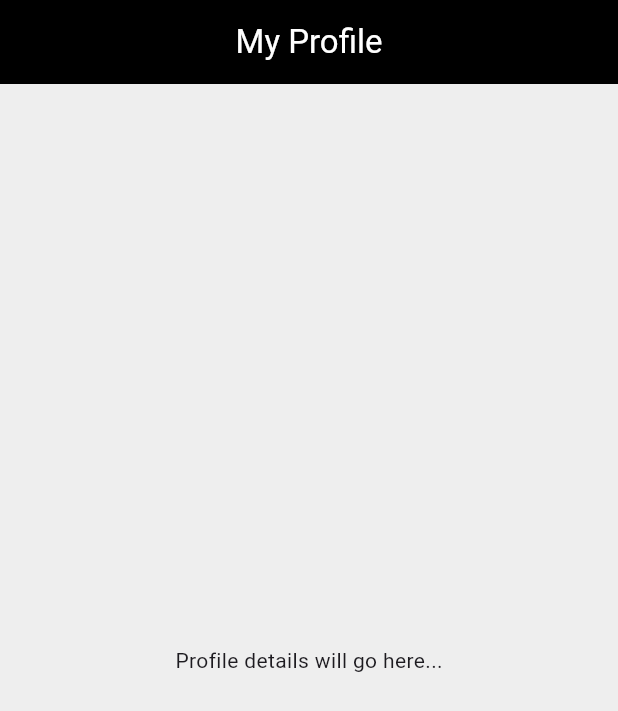
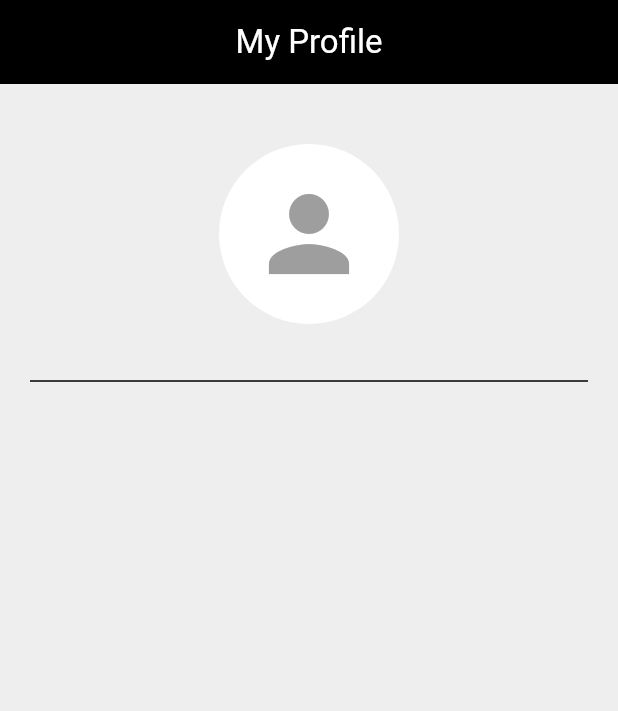
Before and after one commit to theekshanathushan/MAT_inclass02, a Flutter app: the screen it shows after launch, on a phone screen of 412 x 824 dp. Shown: the top 711 px of the screen. Run offline on Flutter 3.47's test engine with Material 3 defaults, Android fonts, the phone set to English and light mode, and no system bars.

Commit message:
I update main.dart

```diff
--- a/lib/main.dart
+++ b/lib/main.dart
@@ -28,8 +28,6 @@ class ProfileScreen extends StatefulWidget {
 }
 
 class _ProfileScreenState extends State<ProfileScreen> {
-  // Step 1: Basic structure setup. Variables and other UI elements will be added in next steps.
-
   @override
   Widget build(BuildContext context) {
     return Scaffold(
@@ -41,8 +39,34 @@ class _ProfileScreenState extends State<ProfileScreen> {
         ),
         centerTitle: true,
       ),
-      body: const Center(
-        child: Text('Profile details will go here...'),
+      body: Padding(
+        padding: const EdgeInsets.all(20.0),
+        child: Column(
+          crossAxisAlignment: CrossAxisAlignment.start,
+          children: [
+            const SizedBox(height: 20),
+            // Profile Image (CircleAvatar)
+            const Center(
+              child: CircleAvatar(
+                radius: 60,
+                backgroundColor: Colors.white,
+                child: Icon(
+                  Icons.person,
+                  size: 80,
+                  color: Colors.grey,
+                ),
+              ),
+            ),
+            const SizedBox(height: 30),
+            // Divider line
+            const Divider(
+              color: Colors.black,
+              thickness: 1,
+            ),
+            const SizedBox(height: 20),
+            // Step 3 will be placed here
+          ],
+        ),
       ),
     );
   }
```
